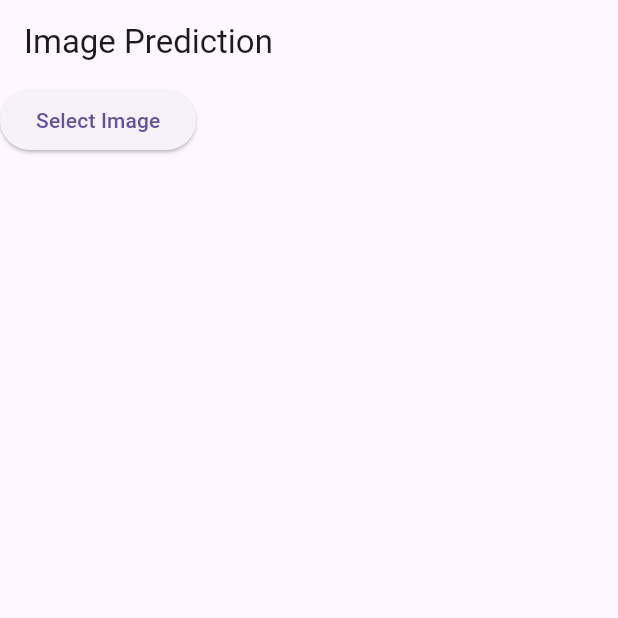
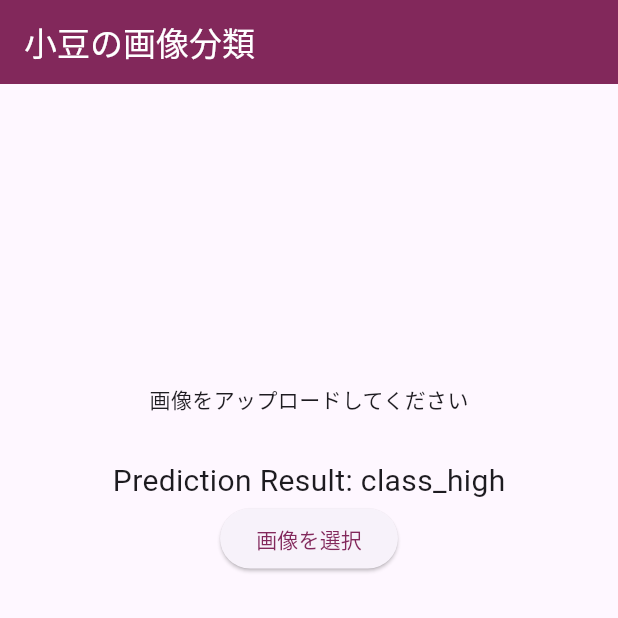
Before and after one commit to uedazxcvbnm/flutter_azuki, a Flutter app: the screen it shows after launch, on a phone screen of 412 x 824 dp, the top half of it. Run offline on Flutter 3.47's test engine with Material 3 defaults, Android fonts, the phone set to English and light mode, and no system bars; our stand-ins replace flutter_image_compress, image_picker; missing offline and left inert: tflite_flutter, tflite_flutter_helper.

Commit message:
ｃｓｓ途中

```diff
--- a/lib/main.dart
+++ b/lib/main.dart
@@ -236,33 +236,52 @@ void _printInputShape() {
   Widget build(BuildContext context) {
     return Scaffold(
       appBar: AppBar(
-        title: Text('Image Prediction'),
+        title: Text('小豆の画像分類',
+        style: TextStyle(color: Colors.white),),
+        backgroundColor: Color.fromARGB(255, 130, 40, 91),
       ),
       body: Column(
         children: [
           if (_selectedImage != null)
-            Image.file(_selectedImage!),
-          if (_predictionResult.isNotEmpty)
+            Image.file(
+              _selectedImage!)
+          else
+            Padding(
+              padding: EdgeInsets.only(top: 200, bottom: 50),
+              child: SizedBox(
+                child: Center(child: Text('画像をアップロードしてください')),
+              ),
+            ),
             // 分類結果を表示する部分
             if(_predictionResult == 'Predicted Class: 0')
-              Text(
+              Padding(
+                padding: EdgeInsets.only(top: -20), // 上に20ピクセルの余白を追加
+                child: Text(
                   "Prediction Result: class_low",
                   style: TextStyle(fontSize: 20),
+                ),
               )
             else if(_predictionResult == 'Predicted Class: 1')
-              Text(
+              Padding(
+                padding: EdgeInsets.only(top: -20), // 上に20ピクセルの余白を追加
+                child: Text(
                   "Prediction Result: class_middle",
                   style: TextStyle(fontSize: 20),
+                ),
               )
             else
-              Text(
+              Padding(
+                padding: EdgeInsets.only(top: -20), // 上に20ピクセルの余白を追加
+                child: Text(
                   "Prediction Result: class_high",
                   style: TextStyle(fontSize: 20),
+                ),
               ),
           // 画像を選択するボタン
           ElevatedButton(
             onPressed: _pickImage,
-            child: Text('Select Image'),
+            child: Text('画像を選択',
+            style: TextStyle(color:Color.fromARGB(255, 130, 40, 91))),
           ),
         ],
       ),
```
Also changed, not shown: 1 other file. Lines whose indentation alone changed are shown as unchanged.
